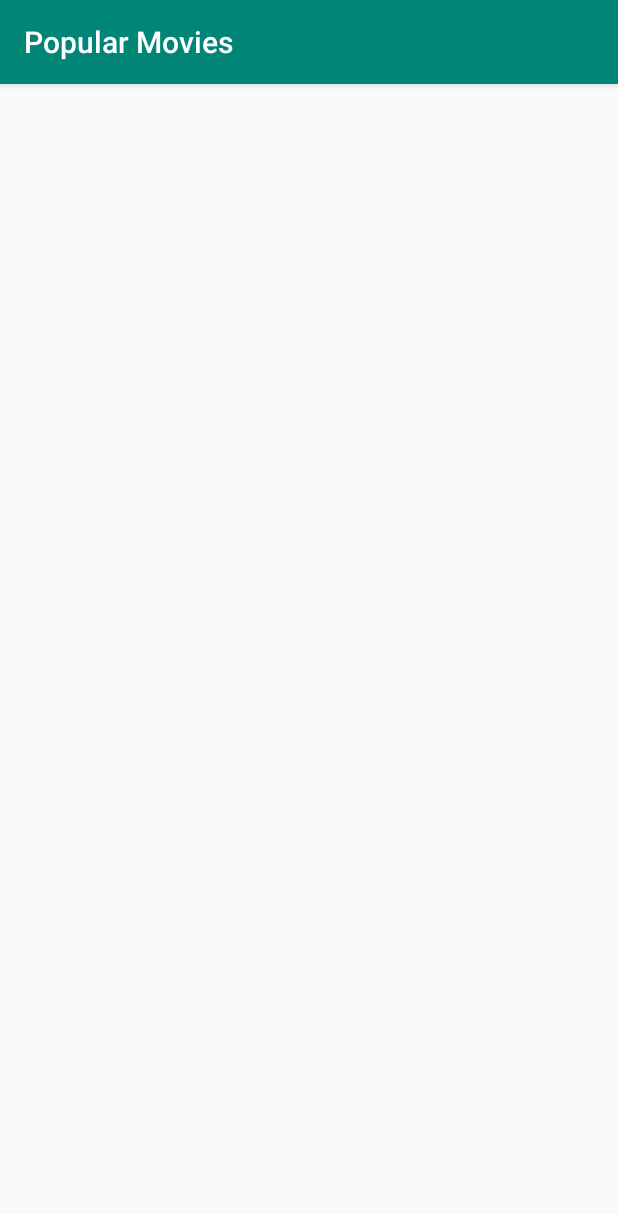
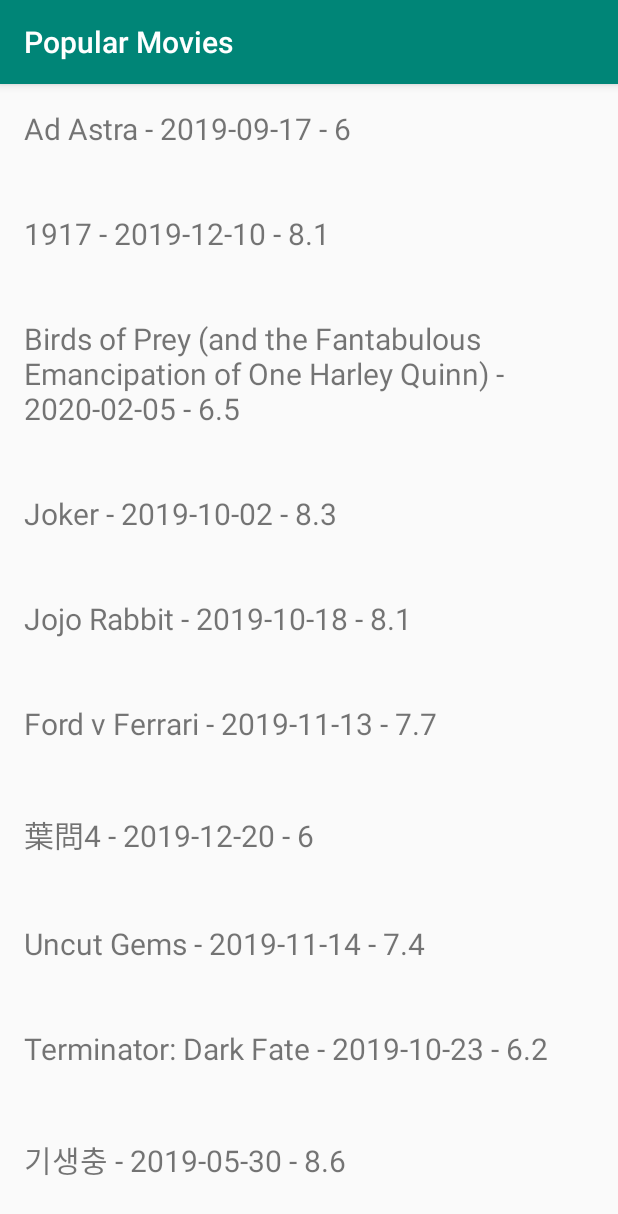
Before and after one commit to mtondolo/Pupular-Movies-Project-2, an Android app: the screen it shows after launch (MainActivity), on a phone screen of 412 x 824 dp. Shown: the top 1214 px of the screen. Run offline under Robolectric (Android 15) with nearby library versions, the phone set to English and light mode, and no system bars; our stand-ins replace ButterKnife.

```diff
--- a/app/build.gradle
+++ b/app/build.gradle
@@ -5,7 +5,7 @@ android {
     buildToolsVersion "29.0.2"
     defaultConfig {
         applicationId "com.example.popularmovies"
-        minSdkVersion 15
+        minSdkVersion 24
         targetSdkVersion 29
         versionCode 1
         versionName "1.0"
@@ -26,4 +26,6 @@ dependencies {
     testImplementation 'junit:junit:4.12'
     androidTestImplementation 'androidx.test.ext:junit:1.1.0'
     androidTestImplementation 'androidx.test.espresso:espresso-core:3.2.0'
+    implementation 'com.jakewharton:butterknife:10.2.1'
+    annotationProcessor 'com.jakewharton:butterknife-compiler:10.2.1'
 }
--- a/app/src/main/java/com/example/popularmovies/MainActivity.java
+++ b/app/src/main/java/com/example/popularmovies/MainActivity.java
@@ -3,12 +3,36 @@ package com.example.popularmovies;
 import androidx.appcompat.app.AppCompatActivity;
 
 import android.os.Bundle;
+import android.widget.TextView;
+
+import butterknife.BindView;
+import butterknife.ButterKnife;
 
 public class MainActivity extends AppCompatActivity {
+
+    @BindView(R.id.tv_movies_data)
+    TextView mMovieDisplayTextView;
 
     @Override
     protected void onCreate(Bundle savedInstanceState) {
         super.onCreate(savedInstanceState);
         setContentView(R.layout.activity_main);
+        ButterKnife.bind(this);
+
+        String[] fakeMoviesData = {
+                "Ad Astra - 2019-09-17 - 6",
+                "1917 - 2019-12-10 - 8.1",
+                "Birds of Prey (and the Fantabulous Emancipation of One Harley Quinn) - 2020-02-05 - 6.5",
+                "Joker - 2019-10-02 - 8.3",
+                "Jojo Rabbit - 2019-10-18 - 8.1",
+                "Ford v Ferrari - 2019-11-13 - 7.7",
+                "葉問4 - 2019-12-20 - 6",
+                "Uncut Gems - 2019-11-14 - 7.4",
+                "Terminator: Dark Fate - 2019-10-23 - 6.2",
+                "기생충 - 2019-05-30 - 8.6",
+        };
+        for (String dummyMoviesData : fakeMoviesData) {
+            mMovieDisplayTextView.append(dummyMoviesData + "\n\n\n");
+        }
     }
 }
```
